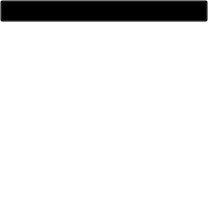
The window that widgets/meter.ui (Elv13/sigrok_frontend) describes before a commit, drawn with Qt 5.
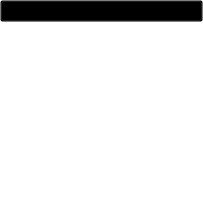
The same window after the commit.

Patch:
```diff
--- a/widgets/meter.ui
+++ b/widgets/meter.ui
@@ -6,8 +6,8 @@
    <rect>
     <x>0</x>
     <y>0</y>
-    <width>208</width>
-    <height>205</height>
+    <width>203</width>
+    <height>201</height>
    </rect>
   </property>
   <property name="windowTitle">
```
